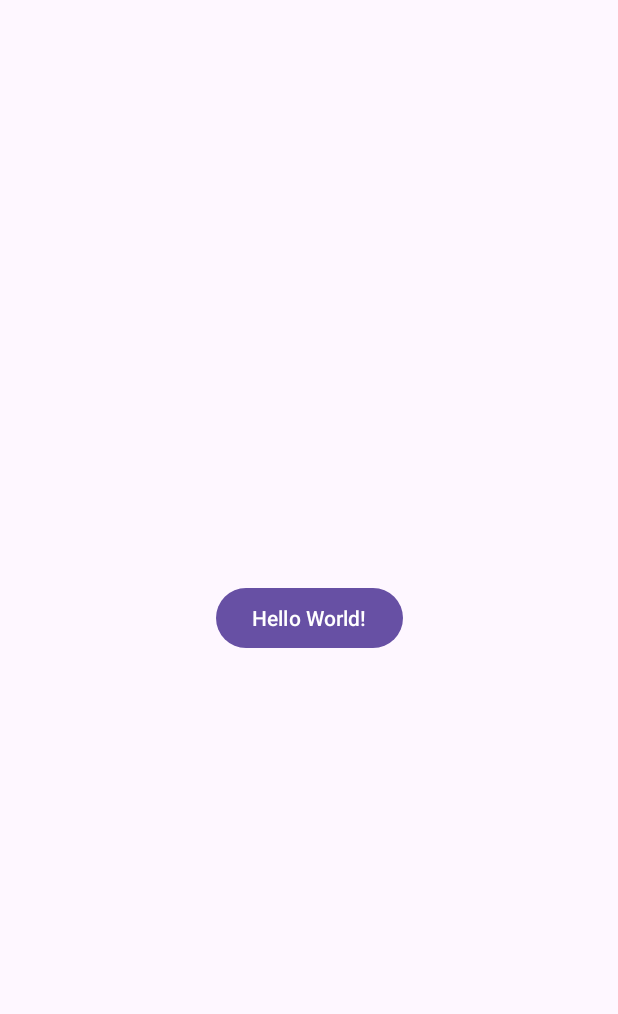
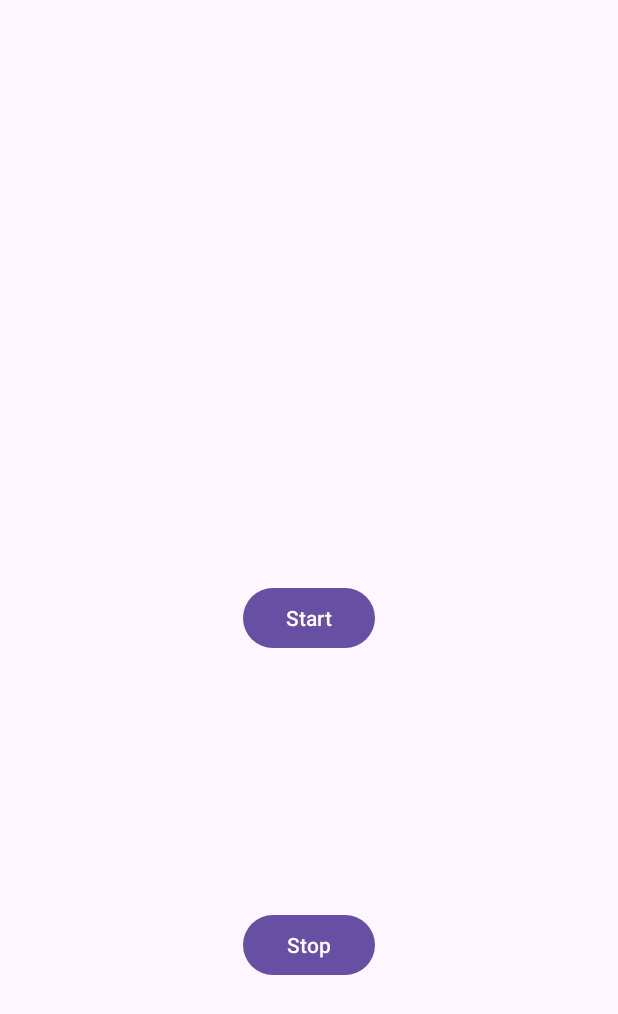
Before and after one commit to jinsangYoo/JobServicePractice1, an Android app: the layout activity_main.xml on its own in the app's theme, with its tools: preview values and no code run, on a phone screen of 412 x 824 dp. Shown: the top 1014 px of the screen. Run offline under Robolectric (Android 15) with nearby library versions, the phone set to English and light mode, and no system bars.

Commit message:
stop 기능 추가 - for 대신 while isActive 사용 - 기존 Thread 코드 제거

```diff
--- a/app/src/main/res/layout/activity_main.xml
+++ b/app/src/main/res/layout/activity_main.xml
@@ -11,10 +11,20 @@
         android:id="@+id/trigger"
         android:layout_width="wrap_content"
         android:layout_height="wrap_content"
-        android:text="Hello World!"
+        android:text="Start"
         app:layout_constraintBottom_toBottomOf="parent"
         app:layout_constraintEnd_toEndOf="parent"
         app:layout_constraintStart_toStartOf="parent"
         app:layout_constraintTop_toTopOf="parent" />
 
+    <Button
+        android:id="@+id/stop"
+        android:layout_width="wrap_content"
+        android:layout_height="wrap_content"
+        android:text="Stop"
+        app:layout_constraintBottom_toBottomOf="parent"
+        app:layout_constraintEnd_toEndOf="parent"
+        app:layout_constraintStart_toStartOf="parent"
+        app:layout_constraintTop_toBottomOf="@id/trigger" />
+
 </androidx.constraintlayout.widget.ConstraintLayout>
```
Also changed, not shown: app/src/main/java/com/example/jobservicepractice1/DummyDownloadJobService.kt (+18 -115 lines), app/src/main/java/com/example/jobservicepractice1/MainActivity.kt (+6 -1 lines).
